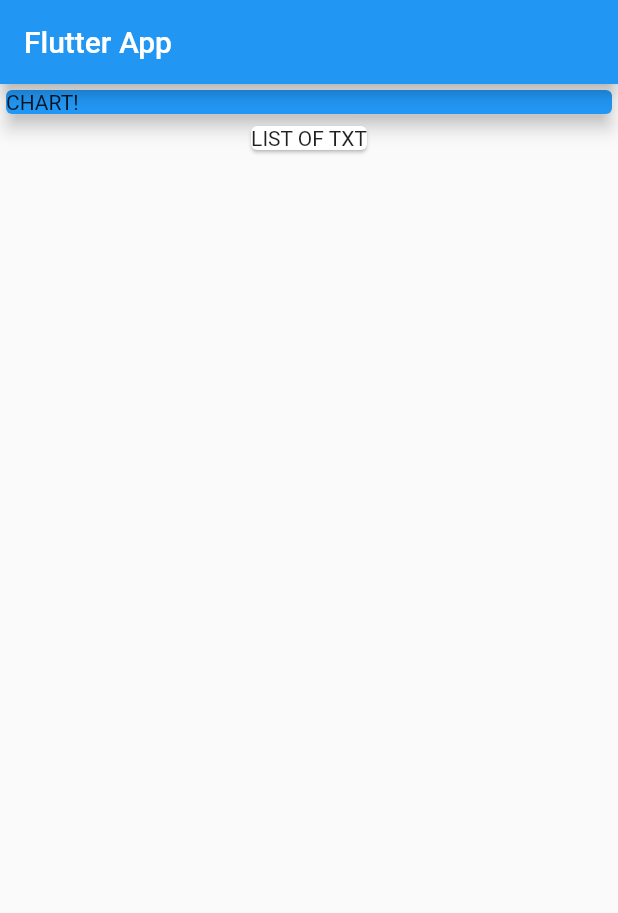
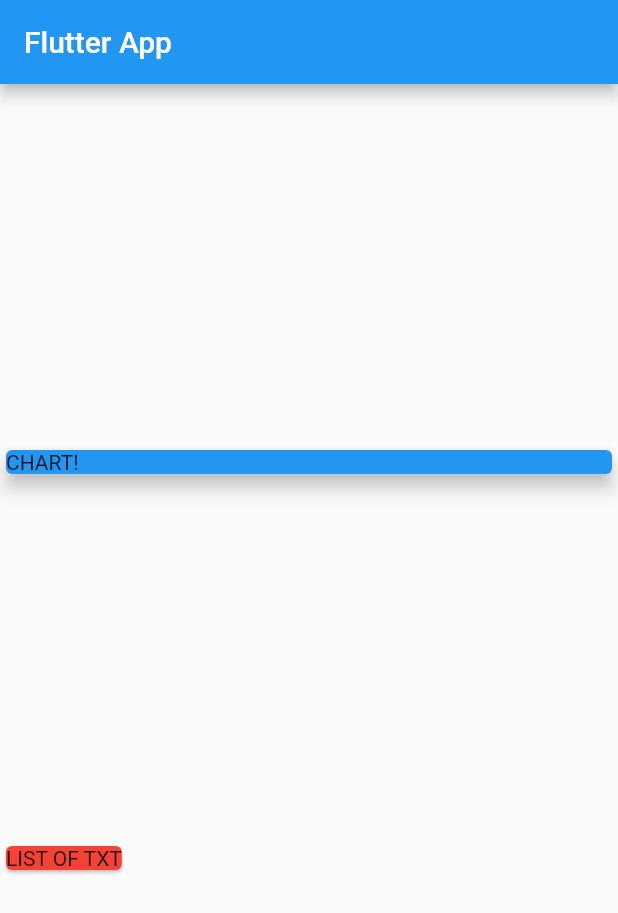
Before and after one commit to FlorianFeka/flutterUdemy, a Flutter app: the screen it shows after launch, on a phone screen of 412 x 824 dp. Shown: the top 913 px of the screen. Run offline on Flutter 3.47's test engine with Material 2 defaults, Android fonts, the phone set to English and light mode, and no system bars.

Commit message:
72. Understanding Column Alignment

```diff
--- a/personal_expenses_app/lib/main.dart
+++ b/personal_expenses_app/lib/main.dart
@@ -25,7 +25,10 @@ class MyHomePage extends StatelessWidget {
       appBar: AppBar(
         title: Text('Flutter App'),
       ),
-      body: Column(children: <Widget>[
+      body: Column(
+          mainAxisAlignment: MainAxisAlignment.spaceEvenly,
+          crossAxisAlignment: CrossAxisAlignment.start,
+          children: <Widget>[
             Container(
               width: double.infinity,
               child: Card(
@@ -35,6 +38,7 @@ class MyHomePage extends StatelessWidget {
               ),
             ),
             Card(
+              color: Colors.red,
               child: Text('LIST OF TXT'),
             )
           ]),
```
Lines whose indentation alone changed are shown as unchanged.
